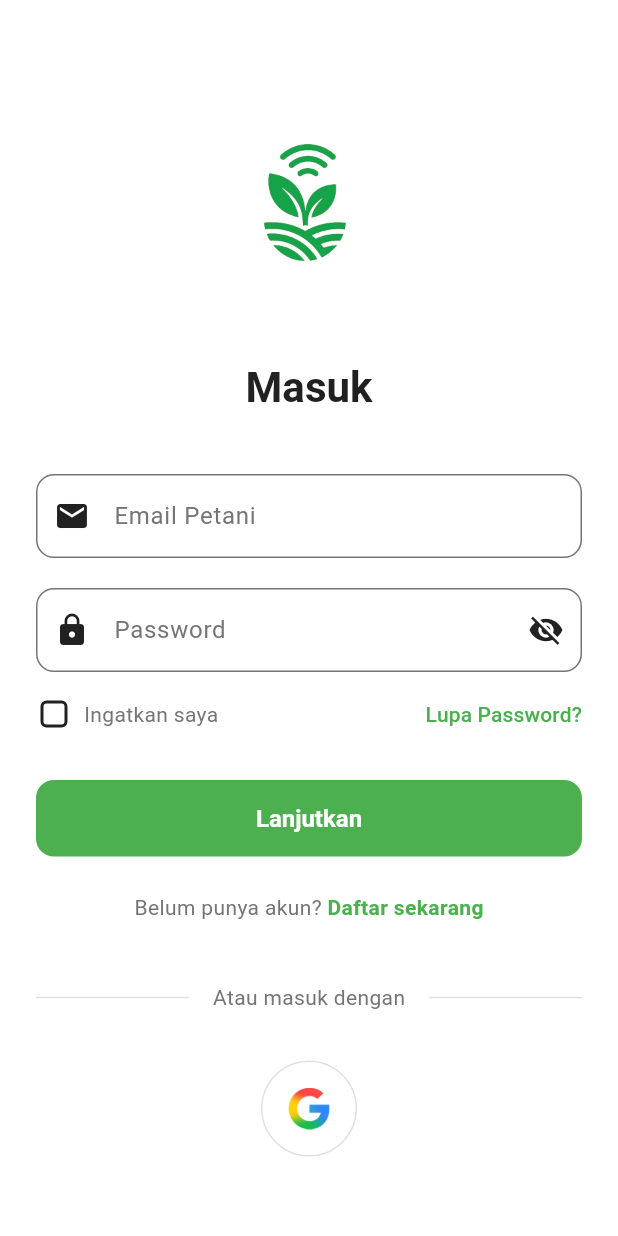
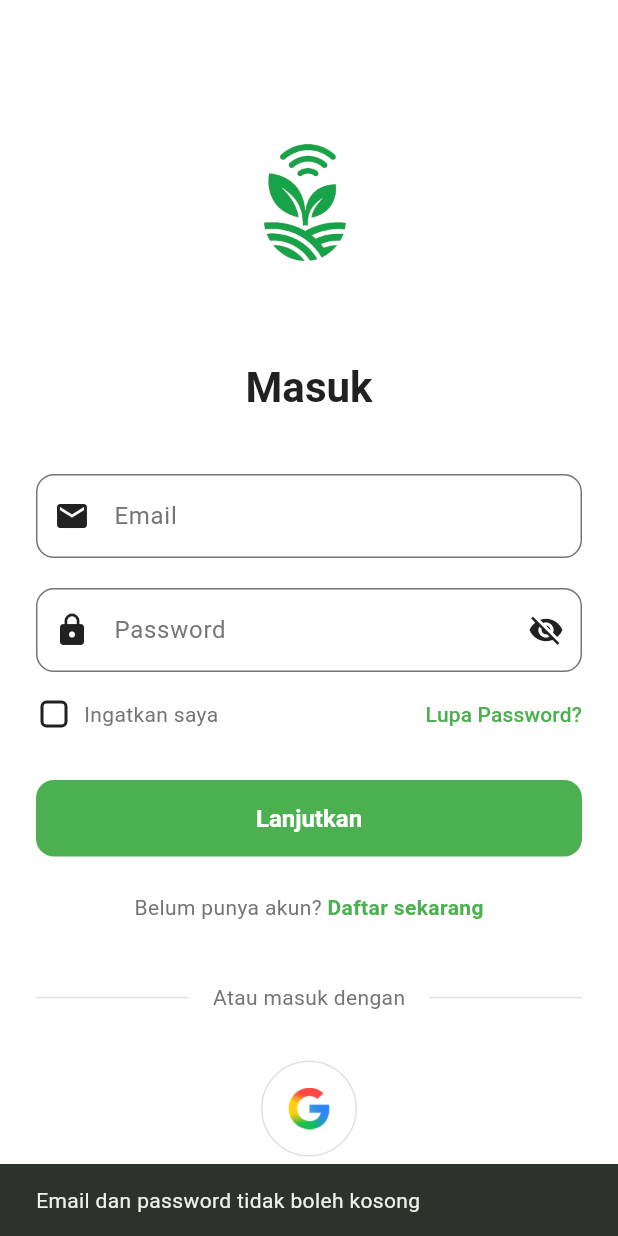
Before and after one commit to Tanipintar-labs/TaniPintar-mobile, a Flutter app: the screen it shows after launch, after a tap on "Lanjutkan", on a phone screen of 412 x 824 dp. Run offline on Flutter 3.47's test engine with Material 3 defaults, Android fonts, the phone set to English and light mode, and no system bars; our stand-ins replace dio, envied, flutter_riverpod, flutter_secure_storage; generated files the repository leaves out were written again; network calls fail.

Commit message:
MAJOR ADD & CHANGES: Integrate Login with our Backend system & adding Logout feature with integrated API

```diff
--- /dev/null
+++ b/lib/core/network/dio_client.dart
@@ -0,0 +1,42 @@
+import 'package:dio/dio.dart';
+import 'package:flutter/foundation.dart';
+import '../config/env.dart';
+import 'auth_interceptor.dart';
+
+class DioClient {
+  static final DioClient _instance = DioClient._internal();
+  late final Dio dio;
+
+  factory DioClient() {
+    return _instance;
+  }
+
+  DioClient._internal() {
+    dio = Dio(
+      BaseOptions(
+        baseUrl: Env.baseUrl,
+        connectTimeout: const Duration(seconds: 10),
+        receiveTimeout: const Duration(seconds: 10),
+        headers: {
+          'Content-Type': 'application/json',
+          'Accept': 'application/json',
+        },
+      ),
+    );
+
+    dio.interceptors.add(AuthInterceptor());
+
+    if (kDebugMode) {
+      dio.interceptors.add(
+        LogInterceptor(
+          request: true,
+          requestHeader: true,
+          requestBody: true,
+          responseHeader: true,
+          responseBody: true,
+          error: true,
+        ),
+      );
+    }
+  }
+}
--- a/lib/features/auth/presentation/pages/login_page.dart
+++ b/lib/features/auth/presentation/pages/login_page.dart
@@ -1,21 +1,65 @@
 import 'package:flutter/material.dart';
+import 'package:flutter_riverpod/flutter_riverpod.dart';
 
 import '../../../../core/theme/app_colors.dart';
+import '../providers/auth_provider.dart';
 import '../widgets/social_icon_button.dart';
+import '../../../home/presentation/pages/home_page.dart';
 
-class LoginPage extends StatefulWidget {
+class LoginPage extends ConsumerStatefulWidget {
   const LoginPage({super.key});
 
   @override
-  State<LoginPage> createState() => _LoginPageState();
+  ConsumerState<LoginPage> createState() => _LoginPageState();
 }
 
-class _LoginPageState extends State<LoginPage> {
+class _LoginPageState extends ConsumerState<LoginPage> {
+  final _emailController = TextEditingController();
+  final _passwordController = TextEditingController();
+
   bool _obscureText = true;
   bool _rememberMe = false;
 
   @override
+  void dispose() {
+    _emailController.dispose();
+    _passwordController.dispose();
+    super.dispose();
+  }
+
+  void _handleLogin() async {
+    final email = _emailController.text.trim();
+    final password = _passwordController.text;
+
+    if (email.isEmpty || password.isEmpty) {
+      ScaffoldMessenger.of(context).showSnackBar(
+        const SnackBar(content: Text('Email dan password tidak boleh kosong')),
+      );
+      return;
+    }
+
+    await ref.read(authProvider.notifier).login(email, password);
+  }
+
+  @override
   Widget build(BuildContext context) {
+    ref.listen<AuthState>(authProvider, (previous, next) {
+      if (next.status == AuthStateStatus.error && next.errorMessage != null) {
+        ScaffoldMessenger.of(
+          context,
+        ).showSnackBar(SnackBar(content: Text(next.errorMessage!)));
+        ref.read(authProvider.notifier).resetState();
+      } else if (next.status == AuthStateStatus.authenticated) {
+        Navigator.of(context).pushAndRemoveUntil(
+          MaterialPageRoute(builder: (context) => const HomePage()),
+          (route) => false,
+        );
+      }
+    });
+
+    final authState = ref.watch(authProvider);
+    final isLoading = authState.status == AuthStateStatus.loading;
+
     return Scaffold(
       body: SafeArea(
         child: SingleChildScrollView(
@@ -44,8 +88,10 @@ class _LoginPageState extends State<LoginPage> {
               const SizedBox(height: 40),
 
               TextFormField(
+                controller: _emailController,
+                enabled: !isLoading,
                 decoration: const InputDecoration(
-                  hintText: 'Email Petani',
+                  hintText: 'Email',
                   prefixIcon: Icon(Icons.email),
                 ),
                 keyboardType: TextInputType.emailAddress,
@@ -54,6 +100,8 @@ class _LoginPageState extends State<LoginPage> {
               const SizedBox(height: 20),
 
               TextFormField(
+                controller: _passwordController,
+                enabled: !isLoading,
                 obscureText: _obscureText,
                 decoration: InputDecoration(
                   hintText: 'Password',
@@ -62,11 +110,13 @@ class _LoginPageState extends State<LoginPage> {
                     icon: Icon(
                       _obscureText ? Icons.visibility_off : Icons.visibility,
                     ),
-                    onPressed: () {
-                      setState(() {
-                        _obscureText = !_obscureText;
-                      });
-                    },
+                    onPressed: isLoading
+                        ? null
+                        : () {
+                            setState(() {
+                              _obscureText = !_obscureText;
+                            });
+                          },
                   ),
                 ),
               ),
@@ -124,7 +174,19 @@ class _LoginPageState extends State<LoginPage> {
 
               const SizedBox(height: 32),
 
-              ElevatedButton(onPressed: () {}, child: const Text('Lanjutkan')),
+              ElevatedButton(
+                onPressed: isLoading ? null : _handleLogin,
+                child: isLoading
+                    ? const SizedBox(
+                        height: 20,
+                        width: 20,
+                        child: CircularProgressIndicator(
+                          strokeWidth: 2,
+                          color: Colors.white,
+                        ),
+                      )
+                    : const Text('Lanjutkan'),
+              ),
 
               const SizedBox(height: 24),
 
--- /dev/null
+++ b/lib/features/auth/presentation/providers/auth_provider.dart
@@ -0,0 +1,111 @@
+import 'dart:developer';
+
+import 'package:dio/dio.dart';
+import 'package:flutter_riverpod/flutter_riverpod.dart';
+import '../../../../core/network/dio_client.dart';
+import '../../../../core/storage/secure_storage_helper.dart';
+
+enum AuthStateStatus { initial, loading, authenticated, unauthenticated, error }
+
+class AuthState {
+  final AuthStateStatus status;
+  final String? errorMessage;
+
+  const AuthState({this.status = AuthStateStatus.initial, this.errorMessage});
+
+  AuthState copyWith({AuthStateStatus? status, String? errorMessage}) {
+    return AuthState(
+      status: status ?? this.status,
+      errorMessage: errorMessage ?? this.errorMessage,
+    );
+  }
+}
+
+class AuthNotifier extends Notifier<AuthState> {
+  late final Dio _dio;
+
+  @override
+  AuthState build() {
+    _dio = DioClient().dio;
+    // We cannot await here since build is sync, but we can call an async function
+    // and return the initial state. The UI will update when the state changes.
+    // However, it's better to use Future.microtask or similar if it's async.
+    Future.microtask(() => _checkInitialState());
+    return const AuthState();
+  }
+
+  Future<void> _checkInitialState() async {
+    final token = await SecureStorageHelper.getAccessToken();
+    if (token != null) {
+      state = state.copyWith(status: AuthStateStatus.authenticated);
+    } else {
+      state = state.copyWith(status: AuthStateStatus.unauthenticated);
+    }
+  }
+
+  Future<bool> login(String email, String password) async {
+    state = state.copyWith(status: AuthStateStatus.loading, errorMessage: null);
+    try {
+      final response = await _dio.post(
+        '/login',
+        data: {'email': email, 'password': password},
+      );
+
+      if (response.data['success'] == true) {
+        final data = response.data['data'];
+        await SecureStorageHelper.saveTokens(
+          accessToken: data['access_token'],
+          refreshToken: data['refresh_token'],
+        );
+        state = state.copyWith(status: AuthStateStatus.authenticated);
+        return true;
+      } else {
+        state = state.copyWith(
+          status: AuthStateStatus.error,
+          errorMessage: response.data['message'] ?? 'Login failed',
+        );
+        return false;
+      }
+    } on DioException catch (e) {
+      log('DioException in login: $e');
+      if (e.response != null) {
+        log('Response data: ${e.response?.data}');
+      }
+      state = state.copyWith(
+        status: AuthStateStatus.error,
+        errorMessage: (e.response?.data is Map<String, dynamic>)
+            ? e.response?.data['message'] ?? 'An error occurred during login'
+            : 'An error occurred during login',
+      );
+      return false;
+    } catch (e, stackTrace) {
+      log('Unexpected error in login: $e\n$stackTrace');
+      state = state.copyWith(
+        status: AuthStateStatus.error,
+        errorMessage: 'An unexpected error occurred',
+      );
+      return false;
+    }
+  }
+
+  Future<void> logout() async {
+    state = state.copyWith(status: AuthStateStatus.loading);
+    try {
+      // Best effort API call, ignore network failure
+      await _dio.post('/logout');
+    } catch (_) {
+      // Ignore errors because we must force local cleanup anyway
+    } finally {
+      await SecureStorageHelper.clearAll();
+      state = state.copyWith(status: AuthStateStatus.unauthenticated);
+    }
+  }
+
+  void resetState() {
+    state = state.copyWith(status: AuthStateStatus.initial, errorMessage: null);
+  }
+}
+
+final authProvider = NotifierProvider<AuthNotifier, AuthState>(() {
+  return AuthNotifier();
+});
--- a/lib/main.dart
+++ b/lib/main.dart
@@ -1,9 +1,12 @@
 import 'package:flutter/material.dart';
+import 'package:flutter_riverpod/flutter_riverpod.dart';
 import 'core/theme/app_theme.dart';
 import 'features/auth/presentation/pages/login_page.dart';
 
+final GlobalKey<NavigatorState> navigatorKey = GlobalKey<NavigatorState>();
+
 void main() {
-  runApp(const TaniPintarApp());
+  runApp(const ProviderScope(child: TaniPintarApp()));
 }
 
 class TaniPintarApp extends StatelessWidget {
@@ -14,6 +17,7 @@ class TaniPintarApp extends StatelessWidget {
     return MaterialApp(
       title: 'TaniPintar',
       theme: AppTheme.lightTheme,
+      navigatorKey: navigatorKey,
       home: const LoginPage(),
       debugShowCheckedModeBanner: false,
     );
--- a/pubspec.yaml
+++ b/pubspec.yaml
@@ -7,13 +7,19 @@ environment:
   sdk: ^3.12.0
 
 dependencies:
+  dio: ^5.9.2
+  envied: ^1.3.5
   flutter:
     sdk: flutter
   flutter_launcher_icons: ^0.14.4
+  flutter_riverpod: ^3.3.1
+  flutter_secure_storage: ^10.3.1
 dev_dependencies:
   flutter_test:
     sdk: flutter
   flutter_lints: ^6.0.0
+  envied_generator: ^1.3.5
+  build_runner: ^2.15.0
 
 flutter:
   uses-material-design: true
```
Also changed, not shown: lib/core/config/env.dart (added, +9 -0 lines), lib/core/network/auth_interceptor.dart (added, +32 -0 lines), lib/core/storage/secure_storage_helper.dart (added, +28 -0 lines), lib/features/home/presentation/pages/home_page.dart (added, +35 -0 lines), pubspec.lock, 6 other files.
